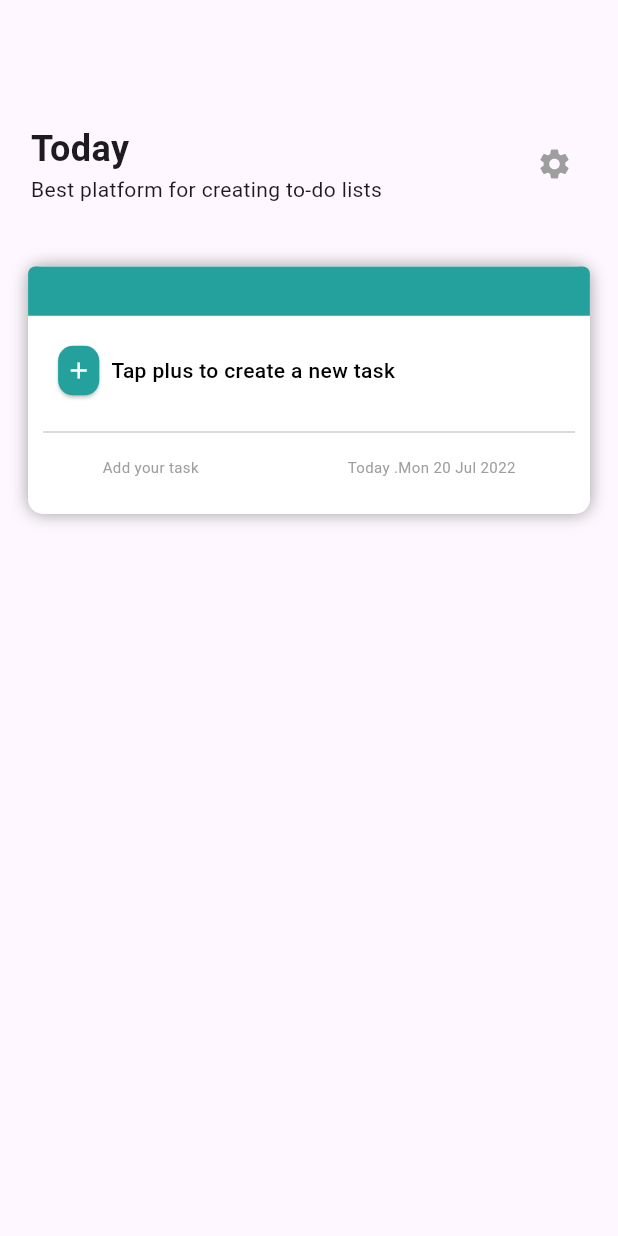
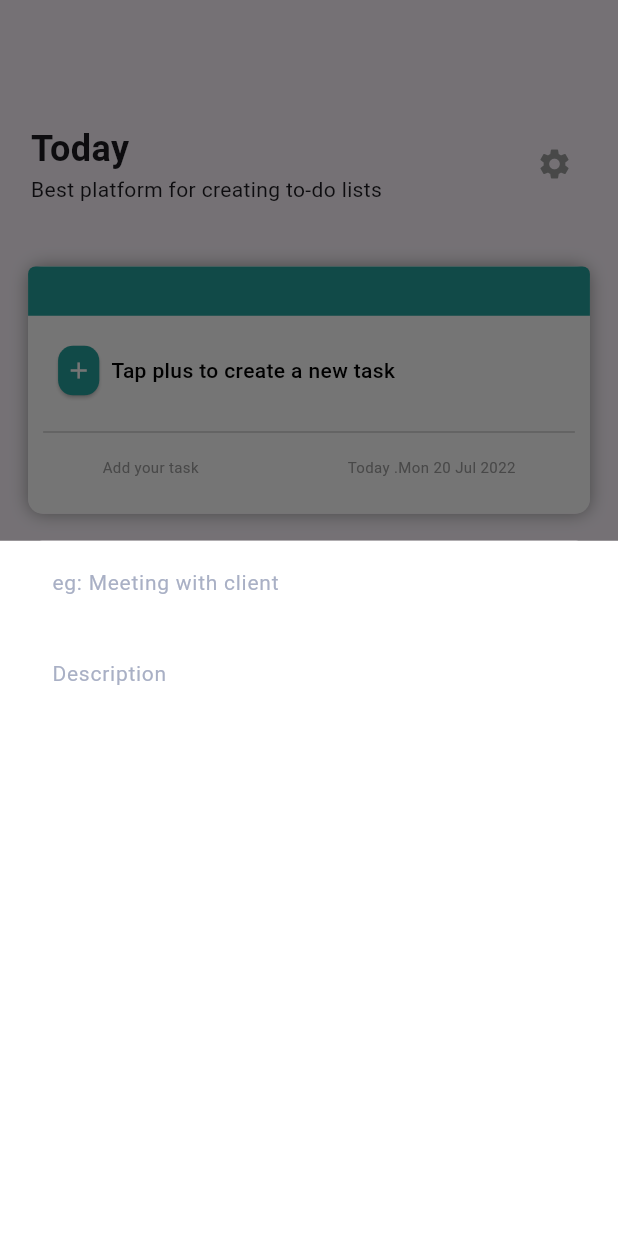
Before and after one commit to Kendra-ui/new_todo, a Flutter app: the AddTask screen opened directly, after a tap on the "add" icon, on a phone screen of 412 x 824 dp. Run offline on Flutter 3.47's test engine with Material 3 defaults, Android fonts, the phone set to English and light mode, and no system bars; our stand-ins replace charts_flutter, dots_indicator; missing offline and left inert: horizontal_calendar.

Commit message:
adding files

```diff
--- a/lib/Widget/calendar.dart
+++ b/lib/Widget/calendar.dart
@@ -26,13 +26,13 @@ class _CalendarState extends State<Calendar> {
               mainAxisAlignment: MainAxisAlignment.spaceAround,
               children: [
                 SizedBox(
-                  width: MediaQuery.of(context).size.width/10,
+                  width: MediaQuery.of(context).size.width/8,
                   child: const Icon(Icons.arrow_back_ios_new,)),
                 const Spacer(),
                 const Text('Upcoming', style: TextStyle(fontWeight: FontWeight.bold, fontSize: 20),),
                 const Spacer(),
                 SizedBox(
-                  width: MediaQuery.of(context).size.width/10,
+                  width: MediaQuery.of(context).size.width/8,
                   child: const Icon(Icons.search, size: 25,)),
               ],
             ),
@@ -63,7 +63,7 @@ class _CalendarState extends State<Calendar> {
               child: const Row(
                 mainAxisAlignment: MainAxisAlignment.spaceBetween,
                 children: [
-                  Text('Today, Wednesday', style: TextStyle(color: Colors.black87, fontWeight: FontWeight.bold),),
+                  Text('Today . Wednesday', style: TextStyle(color: Colors.black87, fontWeight: FontWeight.bold),),
                   Text('Reschedule', style: TextStyle(color: Color(0xFF24A19C), fontWeight: FontWeight.bold),)
                 ],
               ),
@@ -127,7 +127,7 @@ class _CalendarState extends State<Calendar> {
                       const Text(' 08:30 PM', style: TextStyle(fontSize: 10, color: Colors.red,),),
                       const Spacer(),
                       Image.asset('assets/images/Chat.png'),
-                      const Text(' 1', style: TextStyle(color: Colors.grey, fontSize: 10),),
+                      const Text(' 1 ', style: TextStyle(color: Colors.grey, fontSize: 10),),
                       Image.asset('assets/images/inbox.png'),
                       const Text(' 2', style: TextStyle(color: Colors.grey, fontSize: 10),),
                        ],
@@ -205,7 +205,7 @@ class _CalendarState extends State<Calendar> {
                       const Text(' 08:30 PM', style: TextStyle(fontSize: 10, color: Colors.red,),),
                       const Spacer(),
                       Image.asset('assets/images/Chat.png'),
-                      const Text(' 1', style: TextStyle(color: Colors.grey, fontSize: 10),),
+                      const Text(' 1 ', style: TextStyle(color: Colors.grey, fontSize: 10),),
                       Image.asset('assets/images/inbox.png'),
                       const Text(' 2', style: TextStyle(color: Colors.grey, fontSize: 10),),
                        ],
--- a/lib/navigation/add_task.dart
+++ b/lib/navigation/add_task.dart
@@ -9,6 +9,9 @@ class AddTask extends StatefulWidget {
 }
 
 class _AddTaskState extends State<AddTask> {
+  final TextEditingController _username = TextEditingController();
+  final TextEditingController _description = TextEditingController();
+
   @override
   Widget build(BuildContext context) {
     return    Scaffold(
@@ -80,6 +83,52 @@ class _AddTaskState extends State<AddTask> {
                                ),
                                child: ElevatedButton(
                          onPressed: () {
+                          showModalBottomSheet(
+                            context: context, builder: (context){
+                              return Container(
+                                width: MediaQuery.of(context).size.width,
+                                decoration: const BoxDecoration(
+                                  color: Colors.white
+                                ),
+                                child: Column(
+                                  children: [
+                                    SizedBox(
+                                      width: MediaQuery.of(context).size.width/1.1,
+                                      child: TextFormField(
+                                      controller: _username,
+                                      decoration:  const InputDecoration(
+                                        labelText: "eg: Meeting with client",
+                                        labelStyle: TextStyle(fontSize: 14, color: Color(0xFFA9B0C5)),
+
+                                        enabledBorder:  OutlineInputBorder(
+                                          borderSide: BorderSide.none
+                                        ),
+
+                                        )
+                                      ),
+                                    ),
+
+                                    SizedBox(height: MediaQuery.of(context).size.height/180,),
+
+                                 SizedBox(
+                                  width: MediaQuery.of(context).size.width/1.1,
+                                   child: TextFormField(
+                                   controller: _description,
+                                   decoration:  const InputDecoration(
+                                     labelText: "Description",
+                                     labelStyle: TextStyle(fontSize: 14, color: Color(0xFFA9B0C5)),
+
+                                     enabledBorder:  OutlineInputBorder(
+                                       borderSide: BorderSide.none
+                                     ),
+
+                                     )
+                                   ),
+                                 ),
+                                  ],
+                                ),
+                              );
+                            });
                           },
                          style: ButtonStyle(
                           backgroundColor:const MaterialStatePropertyAll(Color(0xFF24A19C)),
--- a/lib/navigation/inbox.dart
+++ b/lib/navigation/inbox.dart
@@ -260,7 +260,7 @@ class _InboxState extends State<Inbox> {
                            child: ElevatedButton(
                      onPressed: () {
                       showModalBottomSheet(
-                        isScrollControlled: true,
+                        //isScrollControlled: true,
                         context: context,
                         builder: (context) {
                           return SizedBox(
```
Also changed, not shown: lib/onboarding/splash3.dart (+0 -9 lines).
